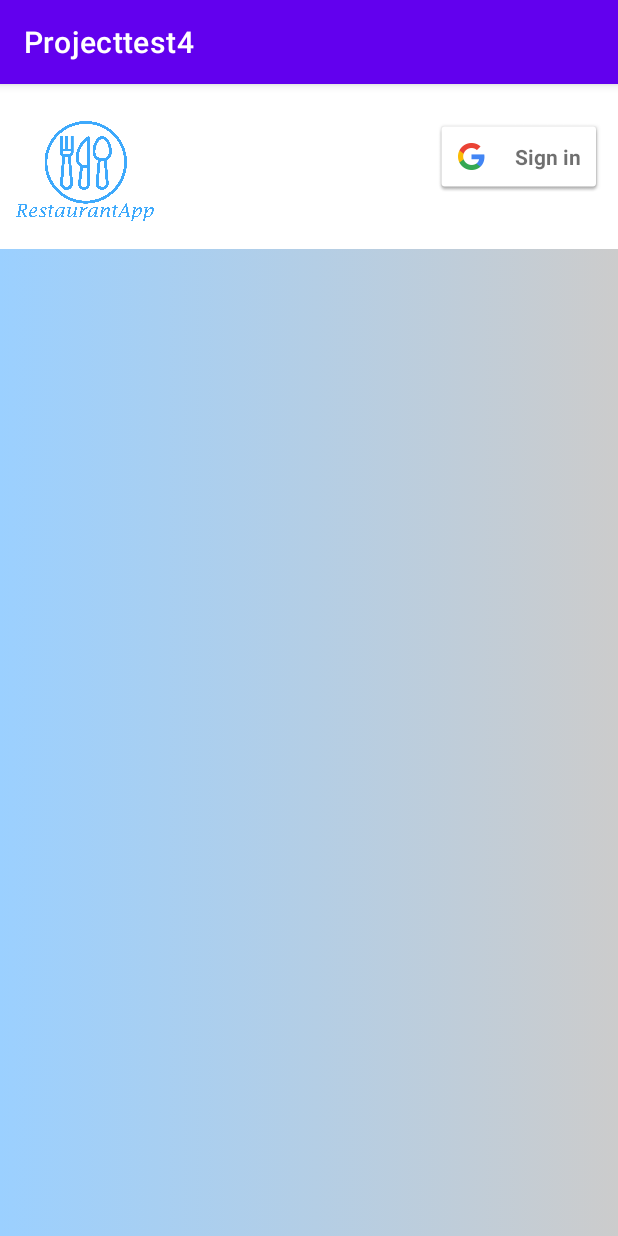
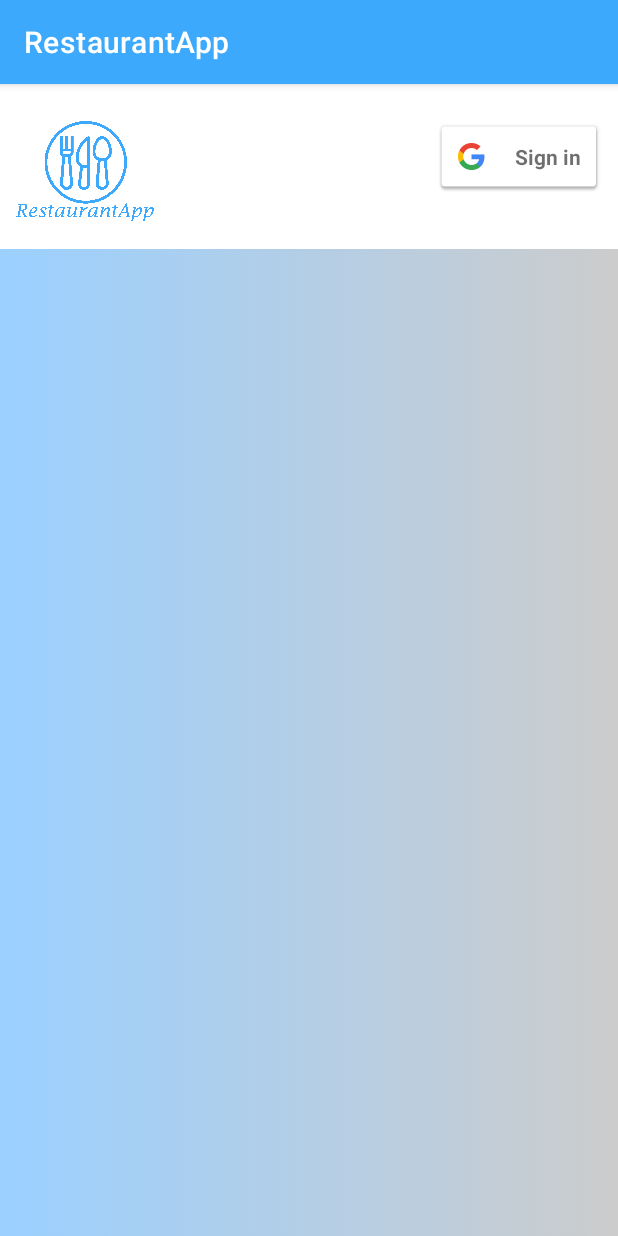
Before and after one commit to kbcodec/RestaurantApp-Blicharz-Gradalska-Maczka, an Android app: the screen it shows after launch (MainActivity), on a phone screen of 412 x 824 dp. Run offline under Robolectric (Android 15) with nearby library versions, the phone set to English and light mode, and no system bars; 3 statements that could not run were skipped.

Commit message:
poprawienie kolorystyki

```diff
--- a/app/src/main/java/com/example/projecttest4/MainActivity.java
+++ b/app/src/main/java/com/example/projecttest4/MainActivity.java
@@ -50,6 +50,8 @@ public class MainActivity extends AppCompatActivity {
         binding = ActivityMainBinding.inflate(getLayoutInflater());
         setContentView(binding.getRoot());
         replaceFragment(new MenuFragment());
+
+        getSupportActionBar().setTitle("RestaurantApp");
 
         binding.bottomNavigationView.setOnItemSelectedListener(item -> {
 
--- a/app/src/main/res/values/themes.xml
+++ b/app/src/main/res/values/themes.xml
@@ -2,13 +2,13 @@
     <!-- Base application theme. -->
     <style name="Theme.Projecttest4" parent="Theme.MaterialComponents.DayNight.DarkActionBar">
         <!-- Primary brand color. -->
-        <item name="colorPrimary">@color/purple_500</item>
-        <item name="colorPrimaryVariant">@color/purple_700</item>
+        <item name="colorPrimary">@color/highlight</item>
+        <item name="colorPrimaryVariant">#1068AE</item>
         <item name="colorOnPrimary">@color/white</item>
         <!-- Secondary brand color. -->
-        <item name="colorSecondary">@color/teal_200</item>
-        <item name="colorSecondaryVariant">@color/teal_700</item>
-        <item name="colorOnSecondary">@color/black</item>
+        <item name="colorSecondary">#61AEEC</item>
+        <item name="colorSecondaryVariant">#2196F3</item>
+        <item name="colorOnSecondary">@color/buttonText</item>
         <!-- Status bar color. -->
         <item name="android:statusBarColor">?attr/colorPrimaryVariant</item>
         <!-- Customize your theme here. -->
```
